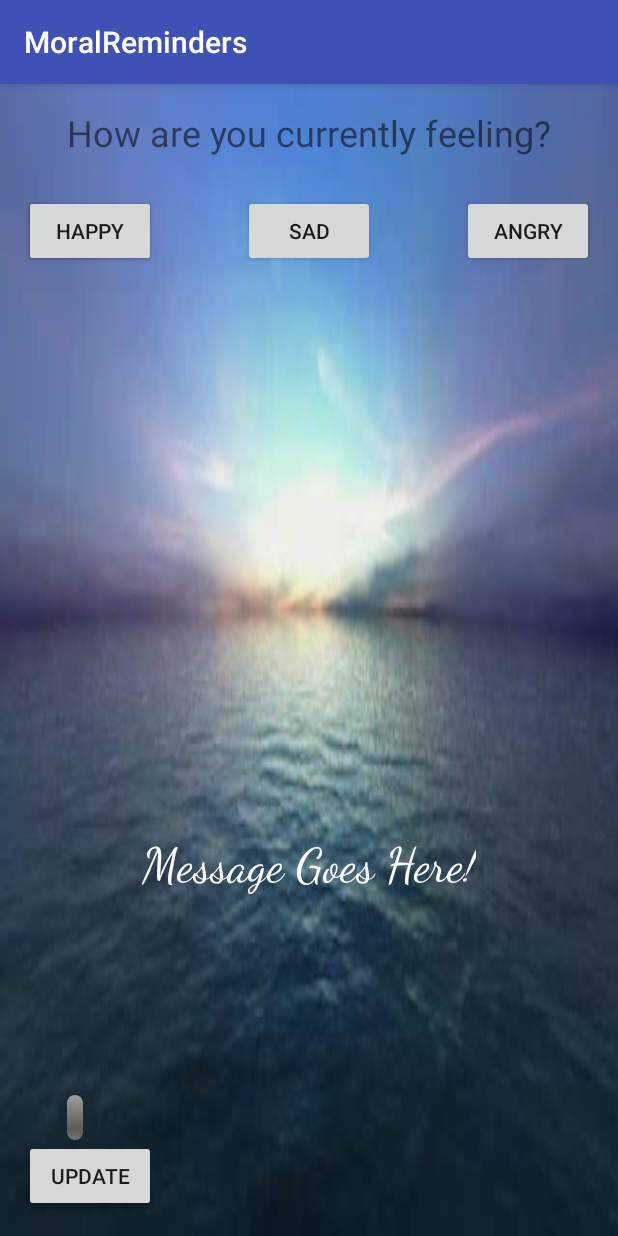
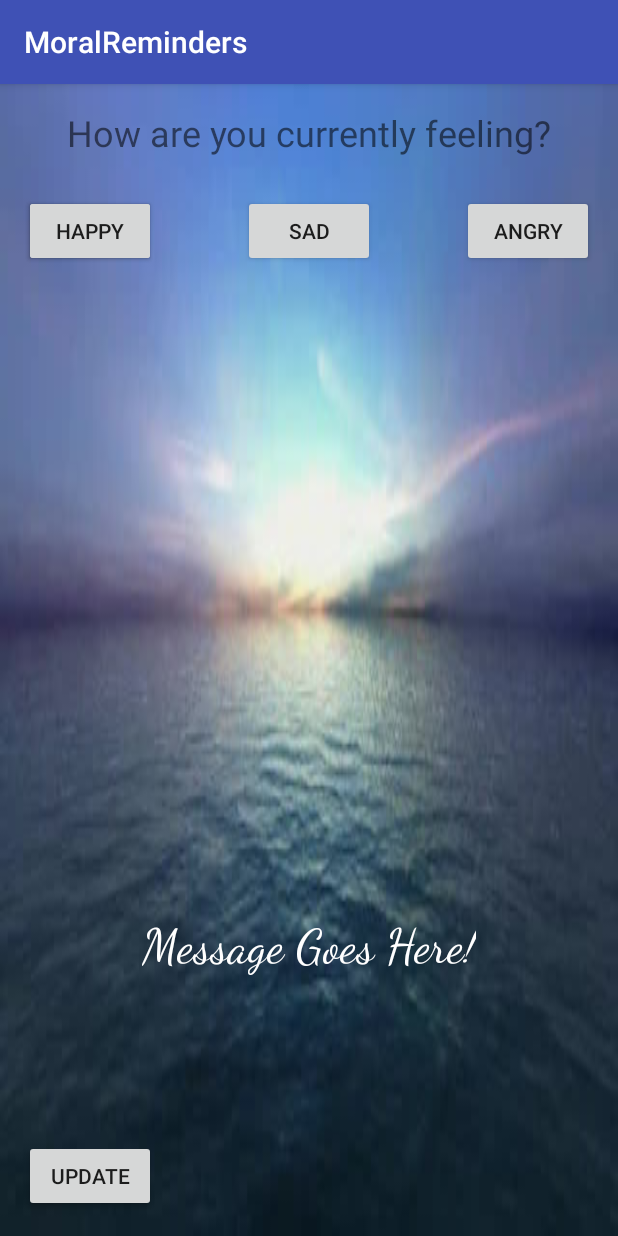
Before and after one commit to jonescr210/MoralReminders_CS499, an Android app: the screen it shows after launch (Moral_MainActivity), on a phone screen of 412 x 824 dp. Run offline under Robolectric (Android 15) with nearby library versions, the phone set to English and light mode, and no system bars.

Commit message:
Update 2/10: Minor visual updates
- still basic layout, just added minor visuals to make it look "shiny"

```diff
--- a/app/src/main/java/cs499_uab_capstone_project/moralreminders/Moral_MainActivity.java
+++ b/app/src/main/java/cs499_uab_capstone_project/moralreminders/Moral_MainActivity.java
@@ -80,8 +80,7 @@ public class Moral_MainActivity extends AppCompatActivity {
                 version = br.readLine();
             }
         } catch (FileNotFoundException e) {
-            Toast.makeText(getApplicationContext(), "Unable to determine version number - updating list!", Toast.LENGTH_LONG);
-            getWebMessages(db);
+            //Toast.makeText(getApplicationContext(), "Unable to determine version number - updating list!", Toast.LENGTH_LONG);
             e.printStackTrace();
         } catch (IOException e) {
             e.printStackTrace();
@@ -119,7 +118,7 @@ public class Moral_MainActivity extends AppCompatActivity {
             if (pd.isShowing()){
                 pd.dismiss();
             }
-            Toast.makeText(getApplicationContext(), "Done!", Toast.LENGTH_SHORT);
+            //Toast.makeText(getApplicationContext(), "Done!", Toast.LENGTH_SHORT);
         }
 
         @Override
@@ -151,6 +150,7 @@ public class Moral_MainActivity extends AppCompatActivity {
                     while ((line = reader.readLine()) != null) {
                         System.out.println(line);
                         String[] values = line.split("::");
+                        System.out.println(values[0] + " " + values[1] + " " + values[2]);
                         db.updateDatabase(values[2], values[0], values[1]);
                     }
 
--- a/app/src/main/res/drawable/calm_1.xml
+++ /dev/null
@@ -1,4 +0,0 @@
-<?xml version="1.0" encoding="utf-8"?>
-<selector xmlns:android="http://schemas.android.com/apk/res/android">
-
-</selector>
--- a/app/src/main/res/layout/activity_moral__main.xml
+++ b/app/src/main/res/layout/activity_moral__main.xml
@@ -9,8 +9,7 @@
     android:paddingRight="@dimen/activity_horizontal_margin"
     android:paddingTop="@dimen/activity_vertical_margin"
     tools:context="cs499_uab_capstone_project.moralreminders.Moral_MainActivity"
-    android:background="@drawable/calm_1"
-    tools:background="@drawable/calm_1">
+    android:background="@drawable/calm_1">
 
     <Button
         android:text="@string/happy"
@@ -66,31 +65,29 @@
         android:id="@+id/update_button" />
 
     <TextView
-        android:text="@string/message_goes_here"
-        android:layout_width="wrap_content"
-        android:layout_height="wrap_content"
-        android:layout_marginBottom="113dp"
-        android:id="@+id/moral_message"
-        android:textAppearance="@style/TextAppearance.AppCompat.Display1"
-        android:fontFamily="cursive"
-        android:layout_above="@+id/version_number"
-        android:layout_centerHorizontal="true"
-        android:textColor="@android:color/white"
-        android:backgroundTintMode="src_in"
-        android:background="?android:attr/toastFrameBackground"
-        tools:background="@android:drawable/alert_dark_frame"
-        android:textSize="32sp"
-        android:padding="20dp" />
-
-    <TextView
         android:text="N/A"
         android:layout_width="wrap_content"
         android:layout_height="wrap_content"
         android:id="@+id/version_number"
         android:textColor="@android:color/white"
-        android:background="@android:drawable/progress_horizontal"
+        android:textAlignment="inherit"
+        android:padding="5dp"
         android:layout_above="@+id/update_button"
-        android:layout_alignStart="@+id/textView2"
-        android:textAlignment="inherit"
-        android:padding="5dp" />
+        android:layout_alignEnd="@+id/update_button"
+        android:layout_marginEnd="22dp" />
+
+    <TextView
+        android:text="@string/message_goes_here"
+        android:layout_width="wrap_content"
+        android:layout_height="wrap_content"
+        android:id="@+id/moral_message"
+        android:textAppearance="@style/TextAppearance.AppCompat.Display1"
+        android:fontFamily="cursive"
+        android:textColor="@android:color/white"
+        android:backgroundTintMode="src_in"
+        android:textSize="32sp"
+        android:padding="20dp"
+        android:layout_above="@+id/version_number"
+        android:layout_centerHorizontal="true"
+        android:layout_marginBottom="59dp" />
 </RelativeLayout>
```
Also changed, not shown: app/src/main/java/cs499_uab_capstone_project/moralreminders/Moral_Database.java (+15 -15 lines).
